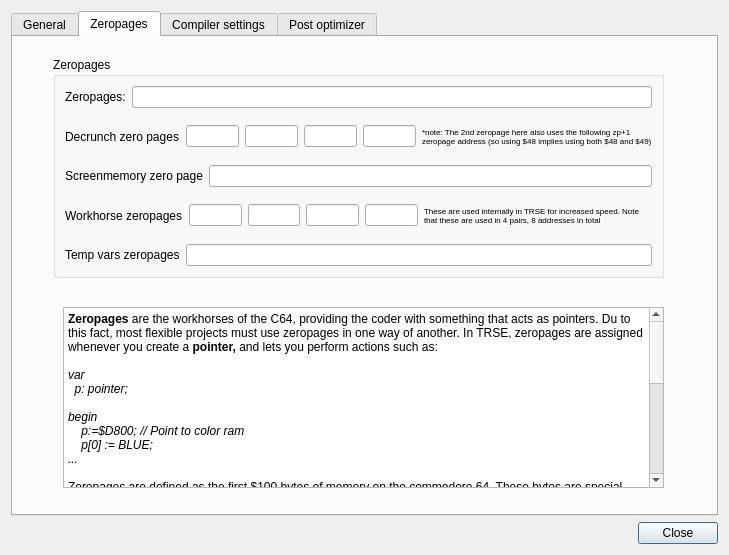
The window that source/dialogprojectsettings.ui (leuat/TRSE) describes before a commit, drawn with Qt 5.
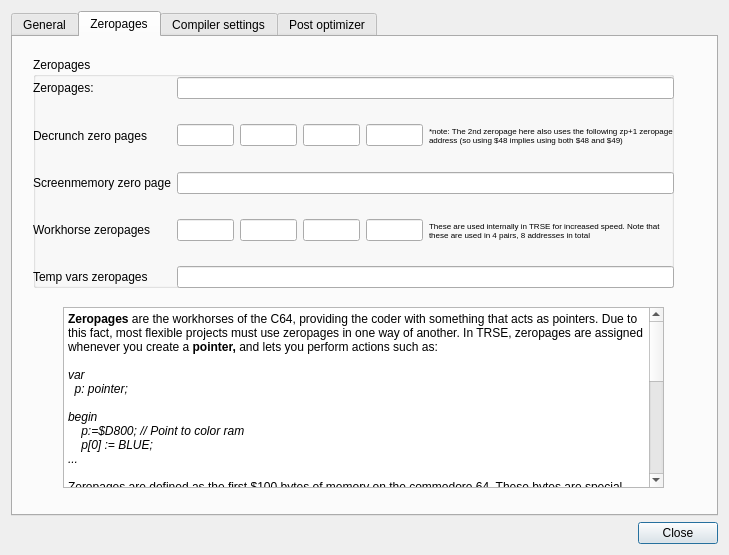
The same window after the commit. The open tabs and pages were chosen to show the change.

The edit to the form file:
```diff
--- a/source/dialogprojectsettings.ui
+++ b/source/dialogprojectsettings.ui
@@ -237,47 +237,68 @@
         <attribute name="title">
          <string>Zeropages</string>
         </attribute>
-        <widget class="QGroupBox" name="groupBox_2">
+        <widget class="QTextBrowser" name="textBrowser">
          <property name="geometry">
           <rect>
-           <x>40</x>
+           <x>50</x>
+           <y>270</y>
+           <width>601</width>
+           <height>181</height>
+          </rect>
+         </property>
+         <property name="html">
+          <string>&lt;!DOCTYPE HTML PUBLIC &quot;-//W3C//DTD HTML 4.0//EN&quot; &quot;http://www.w3.org/TR/REC-html40/strict.dtd&quot;&gt;
+&lt;html&gt;&lt;head&gt;&lt;meta name=&quot;qrichtext&quot; content=&quot;1&quot; /&gt;&lt;style type=&quot;text/css&quot;&gt;
+p, li { white-space: pre-wrap; }
+&lt;/style&gt;&lt;/head&gt;&lt;body style=&quot; font-family:'Noto Sans'; font-size:9pt; font-weight:400; font-style:normal;&quot;&gt;
+&lt;p style=&quot; margin-top:0px; margin-bottom:0px; margin-left:0px; margin-right:0px; -qt-block-indent:0; text-indent:0px;&quot;&gt;&lt;span style=&quot; font-weight:600;&quot;&gt;Zeropages&lt;/span&gt; are the workhorses of the C64, providing the coder with something that acts as pointers. Due to this fact, most flexible projects must use zeropages in one way of another. In TRSE, zeropages are assigned whenever you create a &lt;span style=&quot; font-weight:600;&quot;&gt;pointer, &lt;/span&gt;and lets you perform actions such as:&lt;/p&gt;
+&lt;p style=&quot;-qt-paragraph-type:empty; margin-top:0px; margin-bottom:0px; margin-left:0px; margin-right:0px; -qt-block-indent:0; text-indent:0px;&quot;&gt;&lt;br /&gt;&lt;/p&gt;
+&lt;p style=&quot; margin-top:0px; margin-bottom:0px; margin-left:0px; margin-right:0px; -qt-block-indent:0; text-indent:0px;&quot;&gt;&lt;span style=&quot; font-style:italic;&quot;&gt;var &lt;/span&gt;&lt;/p&gt;
+&lt;p style=&quot; margin-top:0px; margin-bottom:0px; margin-left:0px; margin-right:0px; -qt-block-indent:0; text-indent:0px;&quot;&gt;&lt;span style=&quot; font-style:italic;&quot;&gt;  p: pointer;&lt;/span&gt;&lt;/p&gt;
+&lt;p style=&quot;-qt-paragraph-type:empty; margin-top:0px; margin-bottom:0px; margin-left:0px; margin-right:0px; -qt-block-indent:0; text-indent:0px; font-style:italic;&quot;&gt;&lt;br /&gt;&lt;/p&gt;
+&lt;p style=&quot; margin-top:0px; margin-bottom:0px; margin-left:0px; margin-right:0px; -qt-block-indent:0; text-indent:0px;&quot;&gt;&lt;span style=&quot; font-style:italic;&quot;&gt;begin&lt;/span&gt;&lt;/p&gt;
+&lt;p style=&quot; margin-top:0px; margin-bottom:0px; margin-left:0px; margin-right:0px; -qt-block-indent:0; text-indent:0px;&quot;&gt;&lt;span style=&quot; font-style:italic;&quot;&gt;    p:=$D800; // Point to color ram&lt;/span&gt;&lt;/p&gt;
+&lt;p style=&quot; margin-top:0px; margin-bottom:0px; margin-left:0px; margin-right:0px; -qt-block-indent:0; text-indent:0px;&quot;&gt;&lt;span style=&quot; font-style:italic;&quot;&gt;    p[0] := BLUE;&lt;/span&gt;&lt;/p&gt;
+&lt;p style=&quot; margin-top:0px; margin-bottom:0px; margin-left:0px; margin-right:0px; -qt-block-indent:0; text-indent:0px;&quot;&gt;&lt;span style=&quot; font-style:italic;&quot;&gt;...&lt;/span&gt;&lt;/p&gt;
+&lt;p style=&quot;-qt-paragraph-type:empty; margin-top:0px; margin-bottom:0px; margin-left:0px; margin-right:0px; -qt-block-indent:0; text-indent:0px; font-style:italic;&quot;&gt;&lt;br /&gt;&lt;/p&gt;
+&lt;p style=&quot; margin-top:0px; margin-bottom:0px; margin-left:0px; margin-right:0px; -qt-block-indent:0; text-indent:0px;&quot;&gt;Zeropages are defined as the first $100 bytes of memory on the commodore 64. These bytes are special - access to them is twice as fast as accessing other parts of RAM, and as mentioned previously, they can act as pointers. However, most zeropages on the c64 are already reserved for other operations (KERNAL, BASIC routines etc), and if you intend to use KERNAL or BASIC alongside with TRSE, be careful of the free zero pages you have available!)&lt;/p&gt;
+&lt;p style=&quot;-qt-paragraph-type:empty; margin-top:0px; margin-bottom:0px; margin-left:0px; margin-right:0px; -qt-block-indent:0; text-indent:0px;&quot;&gt;&lt;br /&gt;&lt;/p&gt;
+&lt;p style=&quot; margin-top:0px; margin-bottom:0px; margin-left:0px; margin-right:0px; -qt-block-indent:0; text-indent:0px;&quot;&gt;A complete list of zeropages can be found here: &lt;a href=&quot;http://sta.c64.org/cbm64mem.html&quot;&gt;&lt;span style=&quot; text-decoration: underline; color:#0000ff;&quot;&gt;C64 memory map&lt;/span&gt;&lt;/a&gt; &lt;/p&gt;
+&lt;p style=&quot;-qt-paragraph-type:empty; margin-top:0px; margin-bottom:0px; margin-left:0px; margin-right:0px; -qt-block-indent:0; text-indent:0px;&quot;&gt;&lt;br /&gt;&lt;/p&gt;
+&lt;p style=&quot; margin-top:0px; margin-bottom:0px; margin-left:0px; margin-right:0px; -qt-block-indent:0; text-indent:0px;&quot;&gt;When using TRSE, we naturally assume that you won't be using any BASIC routines. This is why the default list of zeropage addresses overwrite BASIC zeropages, but you can change this at your own whim.&lt;/p&gt;
+&lt;p style=&quot;-qt-paragraph-type:empty; margin-top:0px; margin-bottom:0px; margin-left:0px; margin-right:0px; -qt-block-indent:0; text-indent:0px;&quot;&gt;&lt;br /&gt;&lt;/p&gt;
+&lt;p style=&quot; margin-top:0px; margin-bottom:0px; margin-left:0px; margin-right:0px; -qt-block-indent:0; text-indent:0px;&quot;&gt;&lt;span style=&quot; font-weight:600;&quot;&gt;An important note: &lt;/span&gt;On larger projects with both rasters and main loop worhorse calculators together with SID music, there is always the possibility that the SID music might use some zeropages that are also being employed in the main loop work routine. In this case, the workhorse might be halted by an interrupt in the middle of a zeropage operation in order to play the SID music in the raster update, which in turn might change that zeropage and enable the main work routine to crash horribly. &lt;/p&gt;
+&lt;p style=&quot;-qt-paragraph-type:empty; margin-top:0px; margin-bottom:0px; margin-left:0px; margin-right:0px; -qt-block-indent:0; text-indent:0px;&quot;&gt;&lt;br /&gt;&lt;/p&gt;
+&lt;p style=&quot; margin-top:0px; margin-bottom:0px; margin-left:0px; margin-right:0px; -qt-block-indent:0; text-indent:0px;&quot;&gt;In order to prevent this from happening, please make sure to check whether your SID tunes operates on zeropages that are also used elsewhere in your program. The &lt;span style=&quot; font-weight:600;&quot;&gt;Memory Analyzer &lt;/span&gt;tool does exactly this, and will give you a fair warning on whether you might have a conflicting zeropage address problem.&lt;/p&gt;&lt;/body&gt;&lt;/html&gt;</string>
+         </property>
+        </widget>
+        <widget class="QGroupBox" name="groupBox">
+         <property name="geometry">
+          <rect>
+           <x>20</x>
            <y>20</y>
-           <width>611</width>
-           <height>221</height>
+           <width>641</width>
+           <height>231</height>
           </rect>
          </property>
          <property name="title">
           <string>Zeropages</string>
          </property>
-         <layout class="QHBoxLayout" name="horizontalLayout_9">
-          <item>
-           <layout class="QVBoxLayout" name="verticalLayout_3">
-            <property name="sizeConstraint">
-             <enum>QLayout::SetMinAndMaxSize</enum>
-            </property>
-            <item>
-             <layout class="QHBoxLayout" name="horizontalLayout_3">
-              <item>
-               <widget class="QLabel" name="label_7">
-                <property name="text">
-                 <string>Zeropages:</string>
-                </property>
-               </widget>
-              </item>
-              <item>
-               <widget class="QLineEdit" name="leZeropages"/>
-              </item>
-             </layout>
-            </item>
-            <item>
-             <layout class="QHBoxLayout" name="horizontalLayout_6" stretch="1,2,2">
-              <item>
-               <widget class="QLabel" name="label_11">
-                <property name="text">
-                 <string>Decrunch zero pages</string>
-                </property>
-               </widget>
-              </item>
+         <widget class="QWidget" name="gridLayoutWidget_2">
+          <property name="geometry">
+           <rect>
+            <x>0</x>
+            <y>20</y>
+            <width>641</width>
+            <height>211</height>
+           </rect>
+          </property>
+          <layout class="QGridLayout" name="gridLayout_3">
+           <item row="2" column="1">
+            <widget class="QLineEdit" name="leZeropageScreenMemory"/>
+           </item>
+           <item row="1" column="1">
+            <layout class="QHBoxLayout" name="horizontalLayout_6" stretch="2,2">
               <item>
                <layout class="QHBoxLayout" name="horizontalLayout_7">
                 <item>
@@ -322,29 +343,8 @@
               </item>
              </layout>
             </item>
-            <item>
-             <layout class="QHBoxLayout" name="horizontalLayout_8">
-              <item>
-               <widget class="QLabel" name="label_12">
-                <property name="text">
-                 <string>Screenmemory zero page</string>
-                </property>
-               </widget>
-              </item>
-              <item>
-               <widget class="QLineEdit" name="leZeropageScreenMemory"/>
-              </item>
-             </layout>
-            </item>
-            <item>
-             <layout class="QHBoxLayout" name="horizontalLayout_13" stretch="1,2,2">
-              <item>
-               <widget class="QLabel" name="label_14">
-                <property name="text">
-                 <string>Workhorse zeropages</string>
-                </property>
-               </widget>
-              </item>
+           <item row="3" column="1">
+            <layout class="QHBoxLayout" name="horizontalLayout_13" stretch="2,2">
               <item>
                <layout class="QHBoxLayout" name="horizontalLayout_14">
                 <item>
@@ -389,58 +389,61 @@
               </item>
              </layout>
             </item>
-            <item>
-             <layout class="QHBoxLayout" name="horizontalLayout_5">
-              <item>
+           <item row="1" column="0">
+            <widget class="QLabel" name="label_11">
+             <property name="toolTip">
+              <string>Internal zeropages used when decrunching (exomizer)</string>
+             </property>
+             <property name="text">
+              <string>Decrunch zero pages</string>
+             </property>
+            </widget>
+           </item>
+           <item row="0" column="0">
+            <widget class="QLabel" name="label_7">
+             <property name="toolTip">
+              <string>These are the zeropages that will be used when declaring &quot;pointers&quot;</string>
+             </property>
+             <property name="text">
+              <string>Zeropages:</string>
+             </property>
+            </widget>
+           </item>
+           <item row="2" column="0">
+            <widget class="QLabel" name="label_12">
+             <property name="toolTip">
+              <string>The built-in &quot;screenmemory&quot; pointer</string>
+             </property>
+             <property name="text">
+              <string>Screenmemory zero page</string>
+             </property>
+            </widget>
+           </item>
+           <item row="3" column="0">
+            <widget class="QLabel" name="label_14">
+             <property name="toolTip">
+              <string>Zeropages used in internal methods such as division, multiplication, sqrt etc</string>
+             </property>
+             <property name="text">
+              <string>Workhorse zeropages</string>
+             </property>
+            </widget>
+           </item>
+           <item row="0" column="1">
+            <widget class="QLineEdit" name="leZeropages"/>
+           </item>
+           <item row="4" column="0">
                <widget class="QLabel" name="label_16">
                 <property name="text">
                  <string>Temp vars zeropages</string>
                 </property>
                </widget>
               </item>
-              <item>
+           <item row="4" column="1">
                <widget class="QLineEdit" name="leTempZP"/>
               </item>
              </layout>
-            </item>
-           </layout>
-          </item>
-         </layout>
-        </widget>
-        <widget class="QTextBrowser" name="textBrowser">
-         <property name="geometry">
-          <rect>
-           <x>50</x>
-           <y>270</y>
-           <width>601</width>
-           <height>181</height>
-          </rect>
-         </property>
-         <property name="html">
-          <string>&lt;!DOCTYPE HTML PUBLIC &quot;-//W3C//DTD HTML 4.0//EN&quot; &quot;http://www.w3.org/TR/REC-html40/strict.dtd&quot;&gt;
-&lt;html&gt;&lt;head&gt;&lt;meta name=&quot;qrichtext&quot; content=&quot;1&quot; /&gt;&lt;style type=&quot;text/css&quot;&gt;
-p, li { white-space: pre-wrap; }
-&lt;/style&gt;&lt;/head&gt;&lt;body style=&quot; font-family:'Noto Sans'; font-size:9pt; font-weight:400; font-style:normal;&quot;&gt;
-&lt;p style=&quot; margin-top:0px; margin-bottom:0px; margin-left:0px; margin-right:0px; -qt-block-indent:0; text-indent:0px;&quot;&gt;&lt;span style=&quot; font-weight:600;&quot;&gt;Zeropages&lt;/span&gt; are the workhorses of the C64, providing the coder with something that acts as pointers. Du to this fact, most flexible projects must use zeropages in one way of another. In TRSE, zeropages are assigned whenever you create a &lt;span style=&quot; font-weight:600;&quot;&gt;pointer, &lt;/span&gt;and lets you perform actions such as:&lt;/p&gt;
-&lt;p style=&quot;-qt-paragraph-type:empty; margin-top:0px; margin-bottom:0px; margin-left:0px; margin-right:0px; -qt-block-indent:0; text-indent:0px;&quot;&gt;&lt;br /&gt;&lt;/p&gt;
-&lt;p style=&quot; margin-top:0px; margin-bottom:0px; margin-left:0px; margin-right:0px; -qt-block-indent:0; text-indent:0px;&quot;&gt;&lt;span style=&quot; font-style:italic;&quot;&gt;var &lt;/span&gt;&lt;/p&gt;
-&lt;p style=&quot; margin-top:0px; margin-bottom:0px; margin-left:0px; margin-right:0px; -qt-block-indent:0; text-indent:0px;&quot;&gt;&lt;span style=&quot; font-style:italic;&quot;&gt;  p: pointer;&lt;/span&gt;&lt;/p&gt;
-&lt;p style=&quot;-qt-paragraph-type:empty; margin-top:0px; margin-bottom:0px; margin-left:0px; margin-right:0px; -qt-block-indent:0; text-indent:0px; font-style:italic;&quot;&gt;&lt;br /&gt;&lt;/p&gt;
-&lt;p style=&quot; margin-top:0px; margin-bottom:0px; margin-left:0px; margin-right:0px; -qt-block-indent:0; text-indent:0px;&quot;&gt;&lt;span style=&quot; font-style:italic;&quot;&gt;begin&lt;/span&gt;&lt;/p&gt;
-&lt;p style=&quot; margin-top:0px; margin-bottom:0px; margin-left:0px; margin-right:0px; -qt-block-indent:0; text-indent:0px;&quot;&gt;&lt;span style=&quot; font-style:italic;&quot;&gt;    p:=$D800; // Point to color ram&lt;/span&gt;&lt;/p&gt;
-&lt;p style=&quot; margin-top:0px; margin-bottom:0px; margin-left:0px; margin-right:0px; -qt-block-indent:0; text-indent:0px;&quot;&gt;&lt;span style=&quot; font-style:italic;&quot;&gt;    p[0] := BLUE;&lt;/span&gt;&lt;/p&gt;
-&lt;p style=&quot; margin-top:0px; margin-bottom:0px; margin-left:0px; margin-right:0px; -qt-block-indent:0; text-indent:0px;&quot;&gt;&lt;span style=&quot; font-style:italic;&quot;&gt;...&lt;/span&gt;&lt;/p&gt;
-&lt;p style=&quot;-qt-paragraph-type:empty; margin-top:0px; margin-bottom:0px; margin-left:0px; margin-right:0px; -qt-block-indent:0; text-indent:0px; font-style:italic;&quot;&gt;&lt;br /&gt;&lt;/p&gt;
-&lt;p style=&quot; margin-top:0px; margin-bottom:0px; margin-left:0px; margin-right:0px; -qt-block-indent:0; text-indent:0px;&quot;&gt;Zeropages are defined as the first $100 bytes of memory on the commodore 64. These bytes are special - access to them is twice as fast, and as mentioned previously, they can act as pointers. However, most zeropages on the c64 are already reserved for other operations (KERNAL, BASIC routines etc), and if you intend to use KERNAL or BASIC alongside with TRSE, be careful of the free zero pages you have available!)&lt;/p&gt;
-&lt;p style=&quot;-qt-paragraph-type:empty; margin-top:0px; margin-bottom:0px; margin-left:0px; margin-right:0px; -qt-block-indent:0; text-indent:0px;&quot;&gt;&lt;br /&gt;&lt;/p&gt;
-&lt;p style=&quot; margin-top:0px; margin-bottom:0px; margin-left:0px; margin-right:0px; -qt-block-indent:0; text-indent:0px;&quot;&gt;A complete list of zeropages can be found here: &lt;a href=&quot;http://sta.c64.org/cbm64mem.html&quot;&gt;&lt;span style=&quot; text-decoration: underline; color:#0000ff;&quot;&gt;C64 memory map&lt;/span&gt;&lt;/a&gt; &lt;/p&gt;
-&lt;p style=&quot;-qt-paragraph-type:empty; margin-top:0px; margin-bottom:0px; margin-left:0px; margin-right:0px; -qt-block-indent:0; text-indent:0px;&quot;&gt;&lt;br /&gt;&lt;/p&gt;
-&lt;p style=&quot; margin-top:0px; margin-bottom:0px; margin-left:0px; margin-right:0px; -qt-block-indent:0; text-indent:0px;&quot;&gt;When using TRSE, we naturally assume that you won't be using any BASIC routines. This is why the default list of zeropage addresses overwrite BASIC zeropages, but you can change this at your own whim.&lt;/p&gt;
-&lt;p style=&quot;-qt-paragraph-type:empty; margin-top:0px; margin-bottom:0px; margin-left:0px; margin-right:0px; -qt-block-indent:0; text-indent:0px;&quot;&gt;&lt;br /&gt;&lt;/p&gt;
-&lt;p style=&quot; margin-top:0px; margin-bottom:0px; margin-left:0px; margin-right:0px; -qt-block-indent:0; text-indent:0px;&quot;&gt;&lt;span style=&quot; font-weight:600;&quot;&gt;An important note: &lt;/span&gt;On larger projects with both rasters and main loop worhorse calculators together with SID music, there is always the possibility that the SID music might use some zeropages that are also being employed in the main loop work routine. In this case, the workhorse might be halted by an interrupt in the middle of a zeropage operation in order to play the SID music in the raster update, which in turn might change that zeropage and enable the main work routine to crash horribly. &lt;/p&gt;
-&lt;p style=&quot;-qt-paragraph-type:empty; margin-top:0px; margin-bottom:0px; margin-left:0px; margin-right:0px; -qt-block-indent:0; text-indent:0px;&quot;&gt;&lt;br /&gt;&lt;/p&gt;
-&lt;p style=&quot; margin-top:0px; margin-bottom:0px; margin-left:0px; margin-right:0px; -qt-block-indent:0; text-indent:0px;&quot;&gt;In order to prevent this from happening, please make sure to check whether your SID tunes operates on zeropages that are also used elsewhere in your program. The &lt;span style=&quot; font-weight:600;&quot;&gt;Memory Analyzer &lt;/span&gt;tool does exactly this, and will give you a fair warning on whether you might have a conflicting zeropage address problem.&lt;/p&gt;&lt;/body&gt;&lt;/html&gt;</string>
-         </property>
+         </widget>
         </widget>
        </widget>
        <widget class="QWidget" name="tab_2">
```
Left out of the diff: 9 changed lines with no effect on the pictures. Lines whose indentation alone changed are shown as unchanged.
